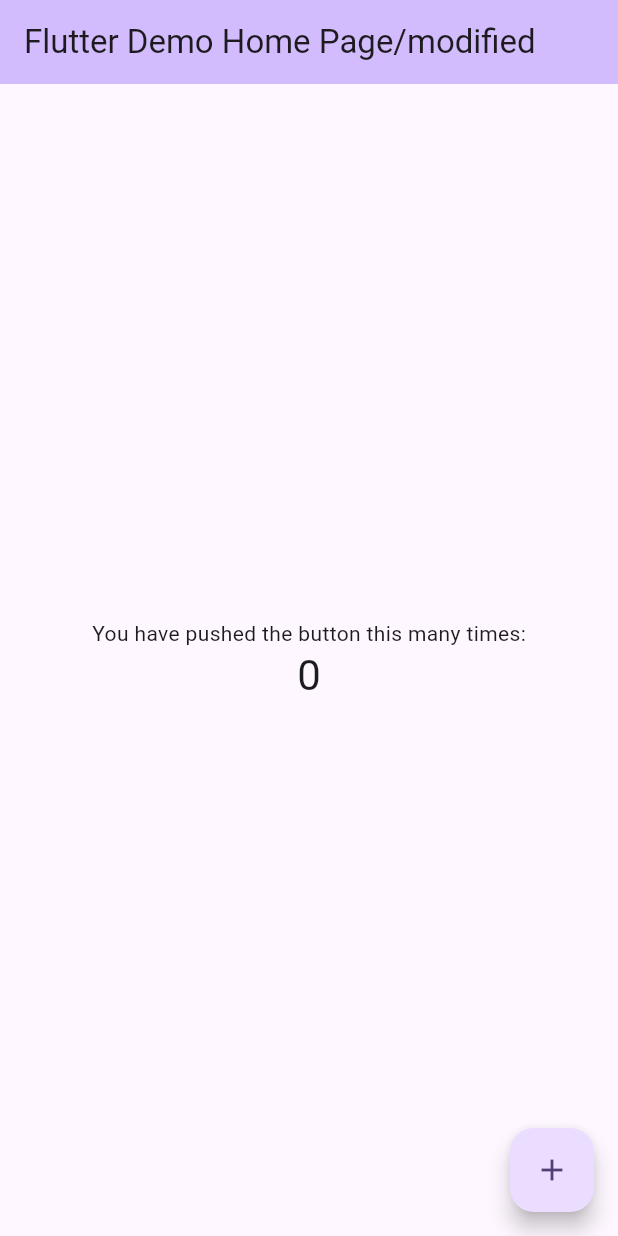
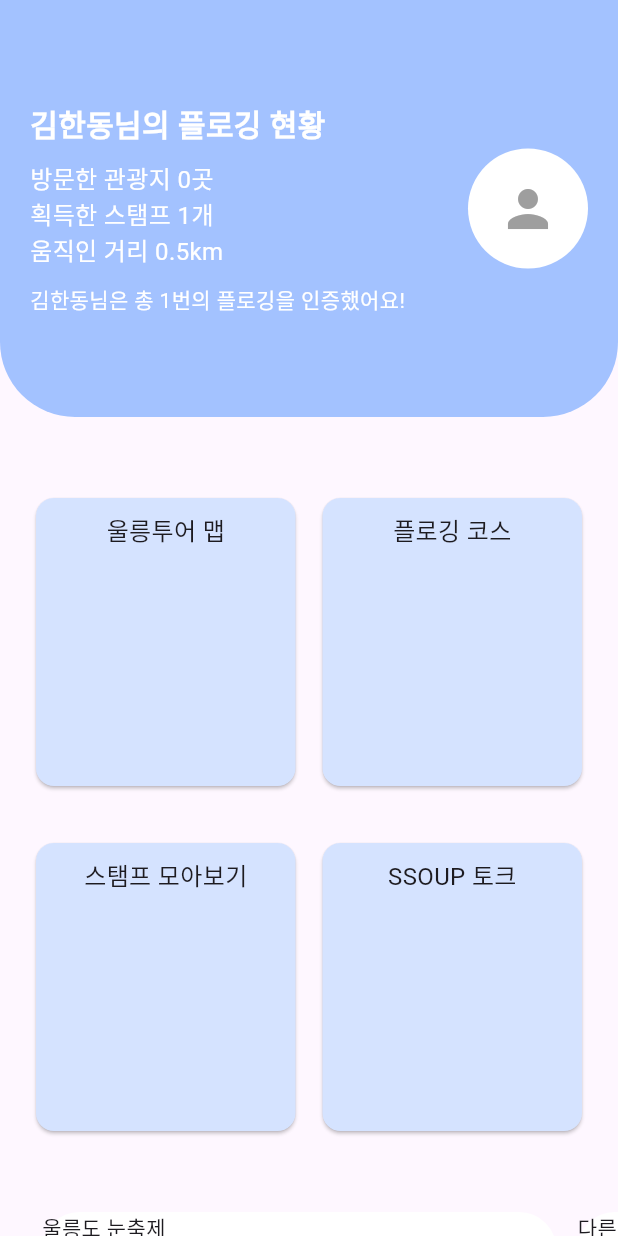
Before and after one commit to minchanpark/ssoup, a Flutter app: the screen it shows after launch, on a phone screen of 412 x 824 dp. Run offline on Flutter 3.47's test engine with Material 3 defaults, Android fonts, the phone set to English and light mode, and no system bars.

Commit message:
home page

```diff
--- /dev/null
+++ b/lib/home.dart
@@ -0,0 +1,217 @@
+import 'package:flutter/material.dart';
+
+class HomePage extends StatelessWidget {
+  const HomePage({super.key});
+
+  @override
+  Widget build(BuildContext context) {
+    return Scaffold(
+      body: SingleChildScrollView(
+        scrollDirection: Axis.vertical,
+        child: Center(
+          child: Column(
+            children: [
+              ClipRRect(
+                borderRadius: BorderRadius.only(
+                  bottomLeft: Radius.circular(50),
+                  bottomRight: Radius.circular(50),
+                ),
+                child: Container(
+                  color: Color(0xffA3C2FF),
+                  height: 278,
+                  width: double.infinity,
+                  child: Padding(
+                    padding: const EdgeInsets.symmetric(horizontal: 20.0),
+                    child: Row(
+                      children: [
+                        Expanded(
+                          child: Column(
+                            crossAxisAlignment: CrossAxisAlignment.start,
+                            mainAxisAlignment: MainAxisAlignment.center,
+                            children: [
+                              Text(
+                                '김한동님의 플로깅 현황',
+                                style: TextStyle(
+                                  fontSize: 20,
+                                  fontWeight: FontWeight.bold,
+                                  color: Colors.white,
+                                ),
+                              ),
+                              SizedBox(height: 10),
+                              Text(
+                                '방문한 관광지 0곳',
+                                style: TextStyle(
+                                  fontSize: 16,
+                                  color: Colors.white,
+                                ),
+                              ),
+                              Text(
+                                '획득한 스탬프 1개',
+                                style: TextStyle(
+                                  fontSize: 16,
+                                  color: Colors.white,
+                                ),
+                              ),
+                              Text(
+                                '움직인 거리 0.5km',
+                                style: TextStyle(
+                                  fontSize: 16,
+                                  color: Colors.white,
+                                ),
+                              ),
+                              SizedBox(height: 10),
+                              Text(
+                                '김한동님은 총 1번의 플로깅을 인증했어요!',
+                                style: TextStyle(
+                                  fontSize: 14,
+                                  color: Colors.white,
+                                ),
+                              ),
+                            ],
+                          ),
+                        ),
+                        CircleAvatar(
+                          radius: 40,
+                          backgroundColor: Colors.white,
+                          child: Icon(
+                            Icons.person,
+                            size: 40,
+                            color: Colors.grey,
+                          ),
+                        ),
+                      ],
+                    ),
+                  ),
+                ),
+              ),
+              SizedBox(height: 50),
+              Padding(
+                padding: const EdgeInsets.symmetric(horizontal: 20.0),
+                child: Column(
+                  children: [
+                    Row(
+                      children: [
+                        Expanded(
+                          child: SizedBox(
+                            height: 200,
+                            child: Card(
+                              color: Color(0xffD5E3FF),
+                              child: Padding(
+                                padding: const EdgeInsets.all(10.0),
+                                child: Column(
+                                  children: [
+                                    Text(
+                                      '울릉투어 맵',
+                                      style: TextStyle(fontSize: 16),
+                                    ),
+                                  ],
+                                ),
+                              ),
+                            ),
+                          ),
+                        ),
+                        SizedBox(width: 10),
+                        Expanded(
+                          child: SizedBox(
+                            height: 200,
+                            child: Card(
+                              color: Color(0xffD5E3FF),
+                              child: Padding(
+                                padding: const EdgeInsets.all(10.0),
+                                child: Column(
+                                  children: [
+                                    Text(
+                                      '플로깅 코스',
+                                      style: TextStyle(fontSize: 16),
+                                    ),
+                                  ],
+                                ),
+                              ),
+                            ),
+                          ),
+                        ),
+                      ],
+                    ),
+                    SizedBox(height: 30),
+                    Row(
+                      children: [
+                        Expanded(
+                          child: SizedBox(
+                            height: 200,
+                            child: Card(
+                              color: Color(0xffD5E3FF),
+                              child: Padding(
+                                padding: const EdgeInsets.all(10.0),
+                                child: Column(
+                                  children: [
+                                    Text(
+                                      '스탬프 모아보기',
+                                      style: TextStyle(fontSize: 16),
+                                    ),
+                                  ],
+                                ),
+                              ),
+                            ),
+                          ),
+                        ),
+                        SizedBox(width: 10),
+                        Expanded(
+                          child: SizedBox(
+                            height: 200,
+                            child: Card(
+                              color: Color(0xffD5E3FF),
+                              child: Padding(
+                                padding: const EdgeInsets.all(10.0),
+                                child: Column(
+                                  children: [
+                                    Text(
+                                      'SSOUP 토크',
+                                      style: TextStyle(fontSize: 16),
+                                    ),
+                                  ],
+                                ),
+                              ),
+                            ),
+                          ),
+                        ),
+                      ],
+                    ),
+                  ],
+                ),
+              ),
+              SizedBox(height: 50,),
+              Container(
+                  height: 64,
+                  child: ListView(scrollDirection: Axis.horizontal, children: [
+                    Padding(
+                      padding: const EdgeInsets.only(left: 28, right: 14),
+                      child: Container(
+                        width: 343,
+                        height: 64,
+                        decoration: BoxDecoration(
+                          color: Colors.white,
+                          borderRadius: BorderRadius.all(Radius.circular(25)),
+                        ),
+                        child: Text('울릉도 눈축제'),
+                      ),
+                    ),
+                    Padding(
+                      padding: const EdgeInsets.only(right: 14),
+                      child: Container(
+                        width: 343,
+                        height: 64,
+                        decoration: BoxDecoration(
+                          color: Colors.white,
+                          borderRadius: BorderRadius.all(Radius.circular(25)),
+                        ),
+                        child: Text('다른 축제'),
+                      ),
+                    )
+                  ]))
+            ],
+          ),
+        ),
+      ),
+    );
+  }
+}
--- a/lib/main.dart
+++ b/lib/main.dart
@@ -1,4 +1,6 @@
 import 'package:flutter/material.dart';
+
+import 'home.dart';
 
 void main() {
   runApp(const MyApp());
@@ -7,119 +9,10 @@ void main() {
 class MyApp extends StatelessWidget {
   const MyApp({super.key});
 
-  // This widget is the root of your application.
   @override
   Widget build(BuildContext context) {
     return MaterialApp(
-      title: 'Flutter Demo',
-      theme: ThemeData(
-        // This is the theme of your application.
-        //
-        // TRY THIS: Try running your application with "flutter run". You'll see
-        // the application has a purple toolbar. Then, without quitting the app,
-        // try changing the seedColor in the colorScheme below to Colors.green
-        // and then invoke "hot reload" (save your changes or press the "hot
-        // reload" button in a Flutter-supported IDE, or press "r" if you used
-        // the command line to start the app).
-        //
-        // Notice that the counter didn't reset back to zero; the application
-        // state is not lost during the reload. To reset the state, use hot
-        // restart instead.
-        //
-        // This works for code too, not just values: Most code changes can be
-        // tested with just a hot reload.
-        colorScheme: ColorScheme.fromSeed(seedColor: Colors.deepPurple),
-        useMaterial3: true,
-      ),
-      home: const MyHomePage(title: 'Flutter Demo Home Page/modified'),
+      home: HomePage(),
     );
   }
-}
-
-class MyHomePage extends StatefulWidget {
-  const MyHomePage({super.key, required this.title});
-
-  // This widget is the home page of your application. It is stateful, meaning
-  // that it has a State object (defined below) that contains fields that affect
-  // how it looks.
-
-  // This class is the configuration for the state. It holds the values (in this
-  // case the title) provided by the parent (in this case the App widget) and
-  // used by the build method of the State. Fields in a Widget subclass are
-  // always marked "final".
-
-  final String title;
-
-  @override
-  State<MyHomePage> createState() => _MyHomePageState();
-}
-
-class _MyHomePageState extends State<MyHomePage> {
-  int _counter = 0;
-
-  void _incrementCounter() {
-    setState(() {
-      // This call to setState tells the Flutter framework that something has
-      // changed in this State, which causes it to rerun the build method below
-      // so that the display can reflect the updated values. If we changed
-      // _counter without calling setState(), then the build method would not be
-      // called again, and so nothing would appear to happen.
-      _counter++;
-    });
   }
-
-  @override
-  Widget build(BuildContext context) {
-    // This method is rerun every time setState is called, for instance as done
-    // by the _incrementCounter method above.
-    //
-    // The Flutter framework has been optimized to make rerunning build methods
-    // fast, so that you can just rebuild anything that needs updating rather
-    // than having to individually change instances of widgets.
-    return Scaffold(
-      appBar: AppBar(
-        // TRY THIS: Try changing the color here to a specific color (to
-        // Colors.amber, perhaps?) and trigger a hot reload to see the AppBar
-        // change color while the other colors stay the same.
-        backgroundColor: Theme.of(context).colorScheme.inversePrimary,
-        // Here we take the value from the MyHomePage object that was created by
-        // the App.build method, and use it to set our appbar title.
-        title: Text(widget.title),
-      ),
-      body: Center(
-        // Center is a layout widget. It takes a single child and positions it
-        // in the middle of the parent.
-        child: Column(
-          // Column is also a layout widget. It takes a list of children and
-          // arranges them vertically. By default, it sizes itself to fit its
-          // children horizontally, and tries to be as tall as its parent.
-          //
-          // Column has various properties to control how it sizes itself and
-          // how it positions its children. Here we use mainAxisAlignment to
-          // center the children vertically; the main axis here is the vertical
-          // axis because Columns are vertical (the cross axis would be
-          // horizontal).
-          //
-          // TRY THIS: Invoke "debug painting" (choose the "Toggle Debug Paint"
-          // action in the IDE, or press "p" in the console), to see the
-          // wireframe for each widget.
-          mainAxisAlignment: MainAxisAlignment.center,
-          children: <Widget>[
-            const Text(
-              'You have pushed the button this many times:',
-            ),
-            Text(
-              '$_counter',
-              style: Theme.of(context).textTheme.headlineMedium,
-            ),
-          ],
-        ),
-      ),
-      floatingActionButton: FloatingActionButton(
-        onPressed: _incrementCounter,
-        tooltip: 'Increment',
-        child: const Icon(Icons.add),
-      ), // This trailing comma makes auto-formatting nicer for build methods.
-    );
-  }
-}
```
